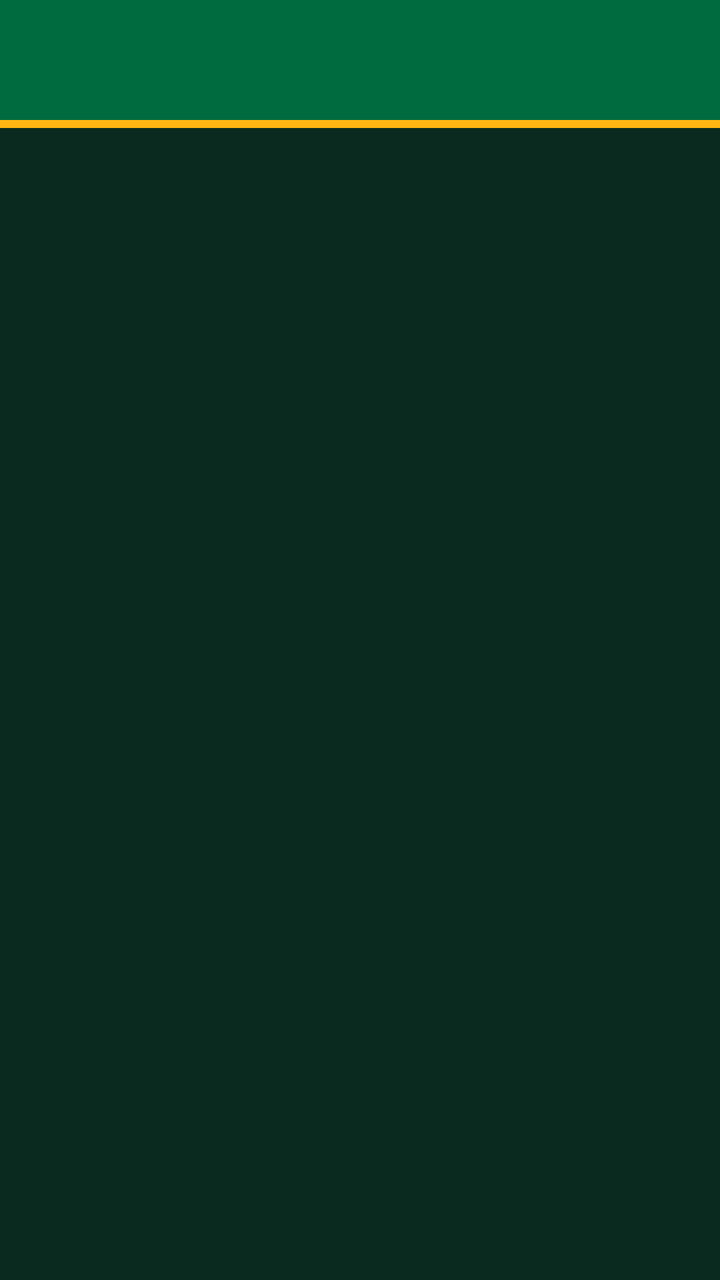
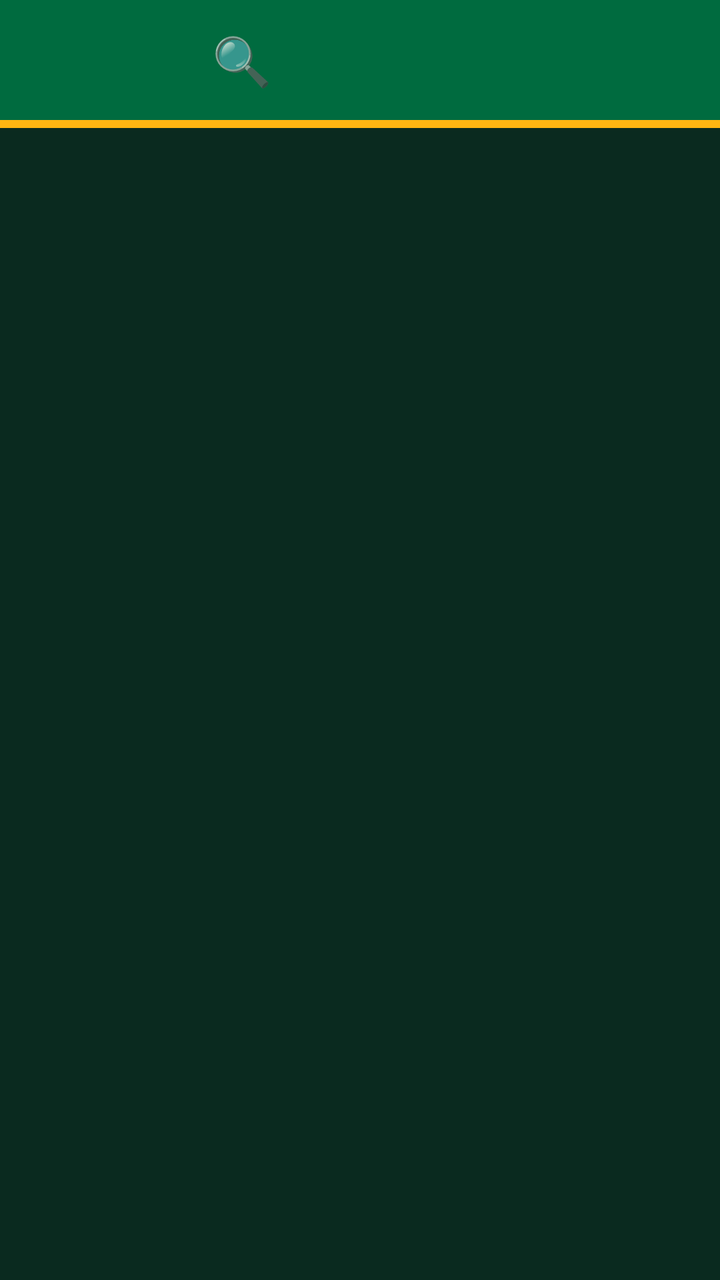

Before-and-after screenshots of an Android layout around one commit, followed by the original layout XML and the change that was made.
<!-- AndroidManifest.xml: application theme AppTheme -->
<!-- res/layout/activity_main.xml -->
<?xml version="1.0" encoding="utf-8"?>
<LinearLayout xmlns:android="http://schemas.android.com/apk/res/android"
    android:layout_width="match_parent"
    android:layout_height="match_parent"
    android:orientation="vertical">

    <FrameLayout
        android:layout_width="match_parent"
        android:layout_height="64dp">

    <LinearLayout
        android:layout_width="match_parent"
        android:layout_height="64dp"
        android:background="@drawable/topbar_bg"
        android:gravity="center_vertical"
        android:orientation="horizontal"
        android:paddingStart="20dp"
        android:paddingEnd="20dp"
        android:paddingBottom="4dp">

        <ImageView
            android:id="@+id/appLogo"
            android:layout_width="42dp"
            android:layout_height="42dp"
            android:layout_marginEnd="8dp"
            android:contentDescription="@null"
            android:src="@mipmap/ic_launcher" />

        <TextView
            android:id="@+id/title"
            android:layout_width="wrap_content"
            android:layout_height="wrap_content"
            android:background="@drawable/title_bg"
            android:clickable="true"
            android:focusable="true"
            android:paddingStart="10dp"
            android:paddingTop="2dp"
            android:paddingEnd="10dp"
            android:paddingBottom="2dp"
            android:textSize="28sp"
            android:textStyle="bold" />

        <TextView
            android:id="@+id/folderName"
            android:layout_width="0dp"
            android:layout_height="wrap_content"
            android:layout_weight="1"
            android:layout_marginStart="6dp"
            android:ellipsize="end"
            android:maxLines="1"
            android:textColor="?attr/cText"
            android:textSize="26sp"
            android:textStyle="bold"
            android:visibility="invisible" />

        <TextView
            android:id="@+id/folderCount"
            android:layout_width="wrap_content"
            android:layout_height="wrap_content"
            android:layout_marginStart="12dp"
            android:textColor="?attr/cSub"
            android:textSize="16sp" />
    </LinearLayout>

        
        <ProgressBar
            android:id="@+id/spinner"
            style="?android:attr/progressBarStyleSmall"
            android:layout_width="26dp"
            android:layout_height="26dp"
            android:layout_gravity="center"
            android:indeterminateTint="?attr/cAccent"
            android:visibility="gone" />
    </FrameLayout>

    <TextView
        android:id="@+id/status"
        android:paddingStart="20dp"
        android:paddingEnd="20dp"
        android:visibility="gone"
        android:layout_width="match_parent"
        android:layout_height="wrap_content"
        android:paddingTop="8dp"
        android:paddingBottom="8dp"
        android:textColor="?attr/cSub"
        android:textSize="15sp" />

    <androidx.recyclerview.widget.RecyclerView
        android:id="@+id/list"
        android:layout_width="match_parent"
        android:layout_height="0dp"
        android:layout_weight="1"
        android:clipToPadding="false"
        android:paddingStart="12dp"
        android:paddingTop="12dp"
        android:paddingEnd="12dp"
        android:paddingBottom="40dp" />
</LinearLayout>
<!-- resources referenced by this layout -->
<resources>
  <!-- drawable title_bg (drawable) -->
  <?xml version="1.0" encoding="utf-8"?>
  <selector xmlns:android="http://schemas.android.com/apk/res/android">
      <item android:state_focused="true">
          <shape><solid android:color="?attr/cFocus" /><corners android:radius="10dp" />
              <stroke android:width="3dp" android:color="?attr/cAccent" /></shape>
      </item>
      <item android:state_pressed="true">
          <shape><solid android:color="?attr/cFocus" /><corners android:radius="10dp" /></shape>
      </item>
      <item><shape><solid android:color="#00000000" /></shape></item>
  </selector>
  <!-- drawable topbar_bg (drawable) -->
  <?xml version="1.0" encoding="utf-8"?>
  <layer-list xmlns:android="http://schemas.android.com/apk/res/android">
      <item><shape><solid android:color="?attr/cAccent" /></shape></item>
      <item android:bottom="4dp"><shape><solid android:color="?attr/cBar" /></shape></item>
  </layer-list>
  <!-- mipmap ic_launcher (mipmap-anydpi-v26) -->
  <?xml version="1.0" encoding="utf-8"?>
  <adaptive-icon xmlns:android="http://schemas.android.com/apk/res/android">
      <background android:drawable="@drawable/ic_launcher_bg" />
      <foreground android:drawable="@drawable/ic_launcher_fg" />
  </adaptive-icon>
  <style name="AppTheme" parent="android:Theme.Material.NoActionBar">
          <item name="android:windowBackground">@color/bg</item>
          <item name="android:colorAccent">@color/accent</item>
          <item name="android:statusBarColor">@color/bg</item>
          <item name="cBg">@color/bg</item>
          <item name="cBar">@color/bar</item>
          <item name="cLine">@color/accent</item>
          <item name="cRow">@color/row</item>
          <item name="cFocus">@color/focus</item>
          <item name="cAccent">@color/accent</item>
          <item name="cText">@color/text</item>
          <item name="cSub">@color/sub</item>
          <item name="cLogoBg">@color/logoBg</item>
      </style>
  <!-- drawable ic_launcher_bg: png bitmap (drawable-xxxhdpi, 4381 bytes) -->
  <!-- drawable ic_launcher_fg: png bitmap (drawable-xxxhdpi, 7455 bytes) -->
  <color name="bg">#FF0A2A1F</color>
  <color name="accent">#FFFFB612</color>
  <color name="bar">#FF006B3F</color>
  <color name="row">#FF123D2D</color>
  <color name="focus">#FF1B5A42</color>
  <color name="text">#FFF4F1E6</color>
  <color name="sub">#FFA9C2B5</color>
  <color name="logoBg">#FF1E5A44</color>
</resources>

<!-- the commit's change to res/layout/activity_main.xml (unified diff, before → after) -->
@@ -39,6 +39,22 @@
             android:paddingBottom="2dp"
             android:textSize="28sp"
             android:textStyle="bold" />
+
+        
+        <TextView
+            android:id="@+id/searchBtn"
+            android:layout_width="wrap_content"
+            android:layout_height="wrap_content"
+            android:layout_marginStart="6dp"
+            android:background="@drawable/title_bg"
+            android:clickable="true"
+            android:focusable="true"
+            android:paddingStart="10dp"
+            android:paddingTop="2dp"
+            android:paddingEnd="10dp"
+            android:paddingBottom="2dp"
+            android:text="🔍"
+            android:textSize="24sp" />
 
         <TextView
             android:id="@+id/folderName"
